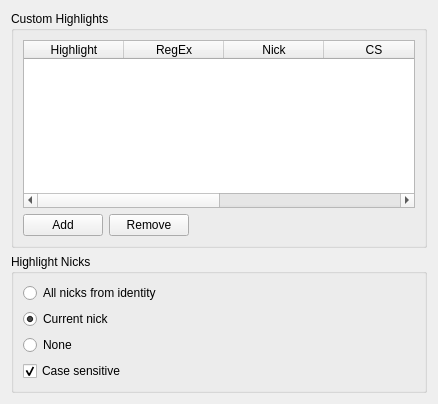
Old version of the form src/qtui/settingspages/highlightsettingspage.ui in the repository queria/quassel.
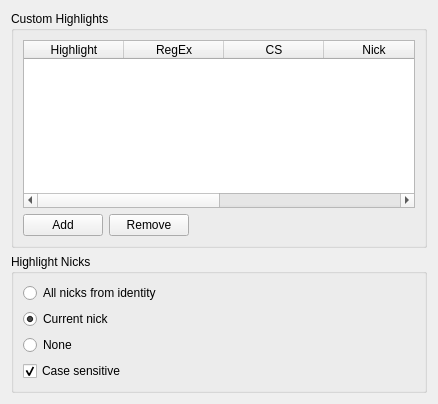
New version of the form.

Commit message: fix order of columns in Highlight settings

```diff
--- a/src/qtui/settingspages/highlightsettingspage.ui
+++ b/src/qtui/settingspages/highlightsettingspage.ui
@@ -40,12 +40,12 @@
         </column>
         <column>
          <property name="text">
-          <string>Nick</string>
+          <string>CS</string>
          </property>
         </column>
         <column>
          <property name="text">
-          <string>CS</string>
+          <string>Nick</string>
          </property>
         </column>
         <column>
```
